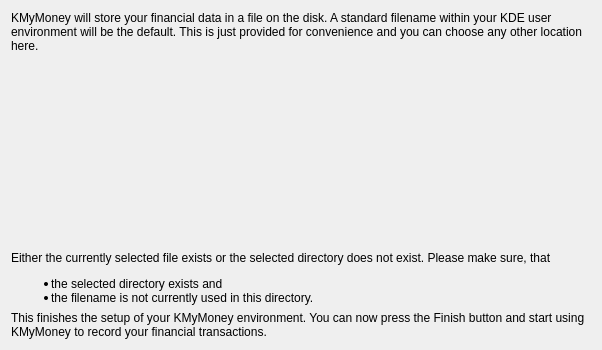
Above: kmymoney/wizards/newuserwizard/kfilepagedecl.ui from KDE/kmymoney before the change. Below: the same form after it.
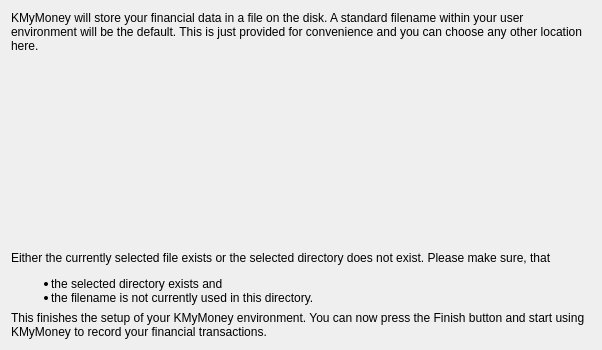
That is the form after the change. Custom widgets are drawn as their Qt base class.

Commit message:
Terminology fix: the environment is not "KDE"
The directory is searched by default in the set of standard writable
directories, which depends on platform settings (standard variables
or operating system default value).

Diff of the .ui file:
```diff
--- a/kmymoney/wizards/newuserwizard/kfilepagedecl.ui
+++ b/kmymoney/wizards/newuserwizard/kfilepagedecl.ui
@@ -17,7 +17,7 @@
       <enum>Qt::NoFocus</enum>
      </property>
      <property name="text">
-      <string>KMyMoney will store your financial data in a file on the disk. A standard filename within your KDE user environment will be the default. This is just provided for convenience and you can choose any other location here.</string>
+      <string>KMyMoney will store your financial data in a file on the disk. A standard filename within your user environment will be the default. This is just provided for convenience and you can choose any other location here.</string>
      </property>
      <property name="wordWrap">
       <bool>true</bool>
```
